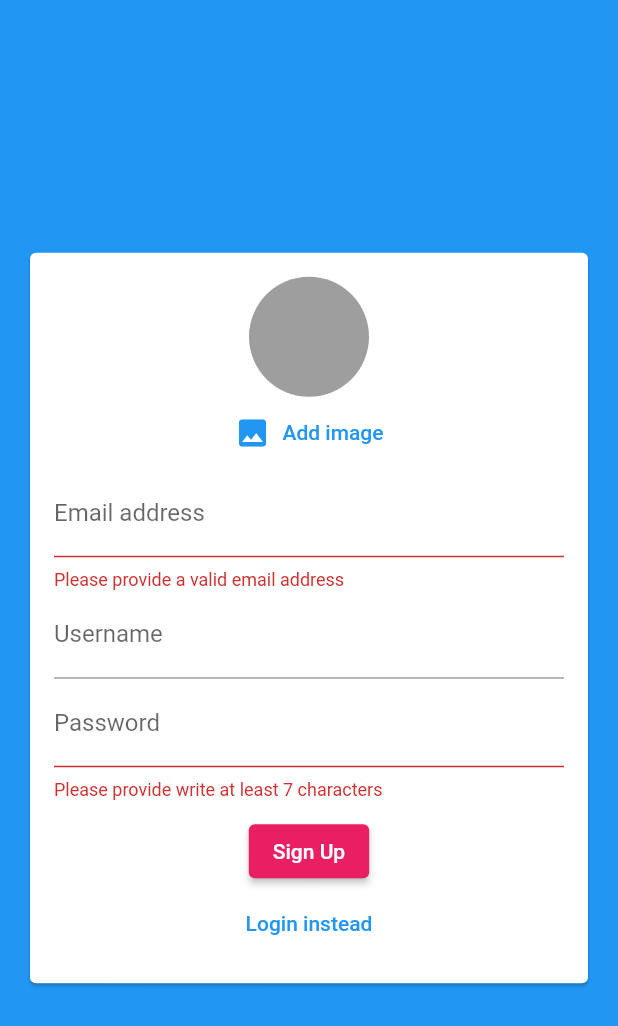
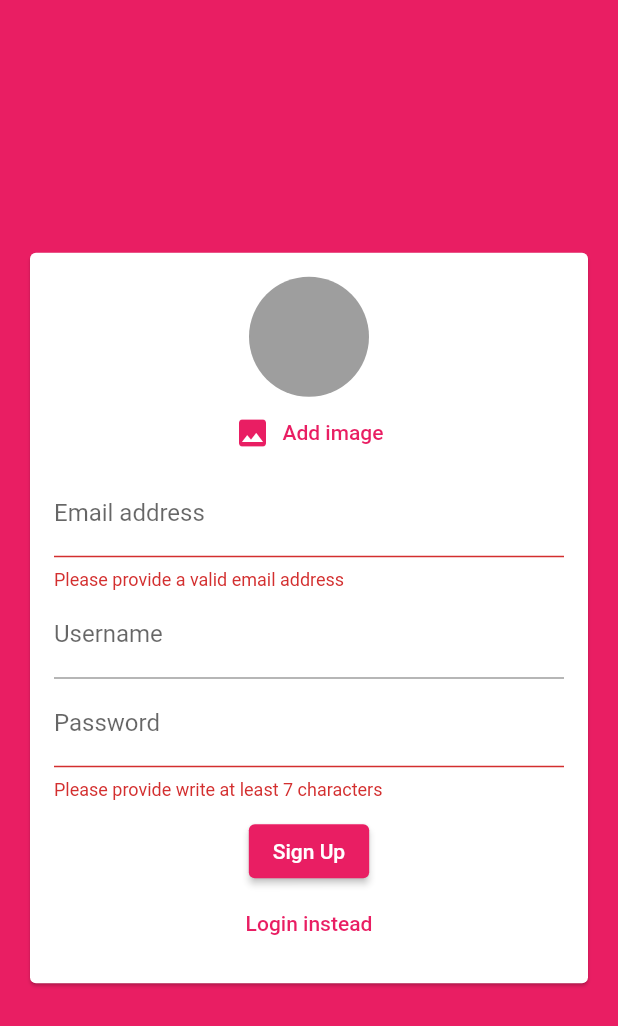
Before and after one commit to BulcsuFarmasi/chat_app, a Flutter app: the screen it shows after launch, after a tap on "Login", after a tap on "Create new account", on a phone screen of 412 x 824 dp. Shown: the top 1026 px of the screen. Run offline on Flutter 3.47's test engine with Material 2 defaults, Android fonts, the phone set to English and light mode, and no system bars; our stand-ins replace cloud_firestore, firebase_auth, firebase_core, firebase_messaging, firebase_storage, image_picker; accounts and stored records are empty; generated files the repository leaves out were written again.

Commit message:
correct colors

```diff
--- a/lib/screens/auth_screen.dart
+++ b/lib/screens/auth_screen.dart
@@ -83,7 +83,7 @@ class _AuthState extends State<AuthScreen> {
   @override
   Widget build(BuildContext context) {
     return Scaffold(
-      backgroundColor: Theme.of(context).primaryColor,
+      backgroundColor: Theme.of(context).colorScheme.primary,
       body: AuthForm(_authenticateUser, _isLoading),
     );
   }
--- a/lib/widgets/auth/auth_form.dart
+++ b/lib/widgets/auth/auth_form.dart
@@ -152,7 +152,7 @@ class _AuthFormState extends State<AuthForm> {
                     TextButton(
                       onPressed: _changeAuthMode,
                       style: TextButton.styleFrom(
-                          foregroundColor: Theme.of(context).primaryColor),
+                          foregroundColor: Theme.of(context).colorScheme.primary),
                       child: Text((authMode == AuthMode.logIn)
                           ? 'Create new account'
                           : 'Login instead'),
--- a/lib/widgets/messages/message_bubble.dart
+++ b/lib/widgets/messages/message_bubble.dart
@@ -42,14 +42,14 @@ class MessageBubble extends StatelessWidget {
                       isMe ? CrossAxisAlignment.end : CrossAxisAlignment.start,
                   children: [
                     Text(userName,
-                        style: Theme.of(context).textTheme.headline1!.copyWith(
+                        style: Theme.of(context).textTheme.headline6!.copyWith(
                             color: isMe
                                 ? Colors.grey
                                 : Theme.of(context).colorScheme.onSecondary,
                             fontWeight: FontWeight.bold)),
                     Text(message,
                         textAlign: isMe ? TextAlign.end : TextAlign.start,
-                        style: Theme.of(context).textTheme.headline1!.copyWith(
+                        style: Theme.of(context).textTheme.headline6!.copyWith(
                             color: isMe
                                 ? Colors.grey
                                 : Theme.of(context).colorScheme.onSecondary)),
--- a/lib/widgets/messages/new_message.dart
+++ b/lib/widgets/messages/new_message.dart
@@ -52,7 +52,7 @@ class _NewMessagesState extends State<NewMessage> {
           IconButton(
               icon: const Icon(Icons.send),
               onPressed: _enteredMessage.isEmpty ? null : _sendMessage,
-              color: Theme.of(context).primaryColor)
+              color: Theme.of(context).colorScheme.primary)
         ],
       ),
     );
--- a/lib/widgets/pickers/user_image_picker.dart
+++ b/lib/widgets/pickers/user_image_picker.dart
@@ -37,7 +37,7 @@ class _UserImagePickerState extends State<UserImagePicker> {
         ),
         TextButton.icon(
           style: TextButton.styleFrom(
-              foregroundColor: Theme.of(context).primaryColor),
+              foregroundColor: Theme.of(context).colorScheme.primary),
           onPressed: _pickImage,
           icon: const Icon(Icons.image),
           label: const Text('Add image'),
```
